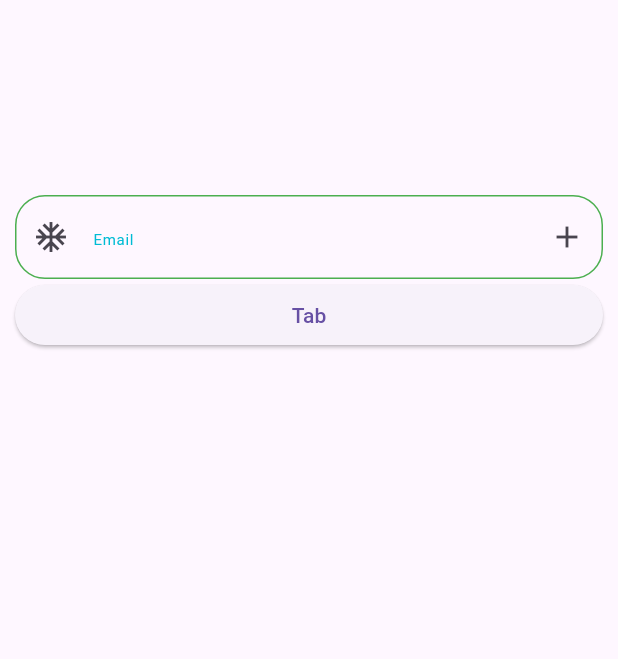
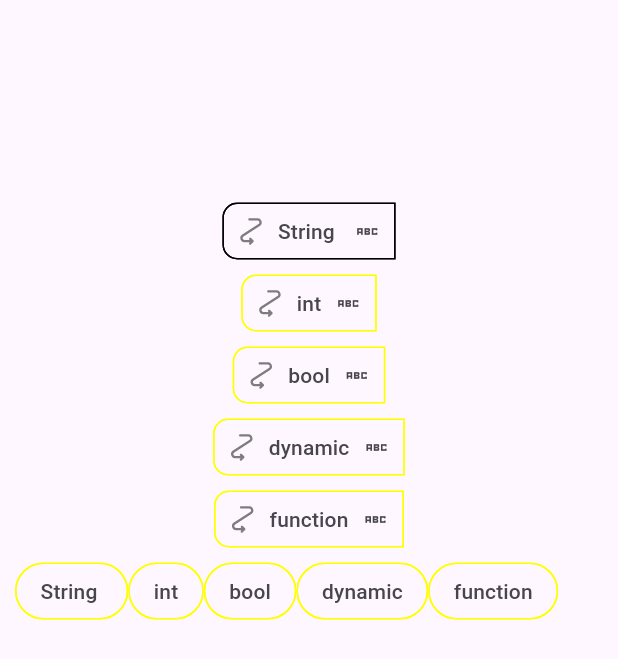
Before and after one commit to Mehrankhan-METRA-RGB/QuickUI, a Flutter app: the screen it shows after launch, on a phone screen of 412 x 824 dp. Shown: the top 659 px of the screen. Run offline on Flutter 3.47's test engine with Material 3 defaults, Android fonts, the phone set to English and light mode, and no system bars; our stand-ins replace cached_network_image, flutter_svg.

Commit message:
Quick Chip added

```diff
--- a/quick_ui/example/lib/main.dart
+++ b/quick_ui/example/lib/main.dart
@@ -14,11 +14,11 @@ class MyApp extends StatelessWidget {
     return MaterialApp(
       title: 'QUICK UI',
       theme: ThemeData(
-        inputDecorationTheme:  InputDecorationTheme(
+        cardColor: Colors.green,
+        inputDecorationTheme: InputDecorationTheme(
             enabledBorder: OutlineInputBorder(
           borderRadius: BorderRadius.circular(10),
-          )
-        ),
+        )),
         useMaterial3: true,
       ),
       home: const Example(),
@@ -34,11 +34,13 @@ class Example extends StatefulWidget {
 }
 
 class _ExampleState extends State<Example> {
-
-
-  FocusNode focusNode  = FocusNode();
+  FocusNode focusNode = FocusNode();
 
   final GlobalKey<FormState> _formKey = GlobalKey<FormState>();
+
+  List<String> listOfChip = ['String ', 'int', 'bool', 'dynamic', 'function'];
+
+  int activeIndex = 0;
 
 
 
@@ -49,39 +51,66 @@ class _ExampleState extends State<Example> {
         key: _formKey,
         child: ListView(
           padding: const EdgeInsets.symmetric(horizontal: 10),
-          children:   [
-           const SizedBox(height: 130,),
-            InputFields(
-              validator: (value) {
-                if(value!.isEmpty){
-                  return 'Required Filed';
-                }
-                return null;
+          children: [
+            const SizedBox(
+              height: 130,
+            ),
+            for (int i = 0; i < listOfChip.length; i++)
+              QuickChip(
+                avatar: 'assets/icon.svg',
+                borderColor: i == activeIndex?Colors.black:Colors.yellowAccent,
+                // backgroundColor: i == activeIndex? Colors.green:Colors.transparent,
+                onTap: () {
+                  activeIndex = i;
+                  setState(() {
+
+                  });
                 },
-              unFocusedColor: Colors.yellow,
-              borderColor: Colors.green,
-              // validationText: 'Email Is Required',
-              label: const Text('label'),
-              focusNode:focusNode,
-              border:  OutlineInputBorder(
-                borderSide: const BorderSide(color: Colors.red),
-                borderRadius: BorderRadius.circular(20),
+                onDeleted: () {
+                  listOfChip.remove(listOfChip[i]);
+                  setState(() {
+
+                  });
+                },
+                deleteIcon:Icon(Icons.abc_sharp),
+                label: listOfChip[i],
+                shape: const RoundedRectangleBorder(
+                  borderRadius: BorderRadius.only(topLeft: Radius.circular(10),bottomLeft: Radius.circular(10)),
+                  side: BorderSide(color: Colors.transparent),
                 ),
-              hintText: 'Email',
-              suffixIcon: const Icon(Icons.add),
-              prefixIcon: Icons.ac_unit_sharp,
-              textStyle: const TextStyle(
-                fontSize: 10,
-                fontWeight: FontWeight.w400,
-                color: Colors.cyan,
-              ),
-            ),
-            ElevatedButton(onPressed: () {
-              if(_formKey.currentState!.validate()){
 
-              }
 
-            }, child: const Center(child: Text('Tab')))
+                // InputFields(
+                //   validator: (value) {
+                //     if(value!.isEmpty){
+                //       return 'Required Filed';
+                //     }
+                //     return null;
+                //   },
+                //   unFocusedColor: Colors.yellow,
+                //   borderColor: Colors.green,
+                //   // validationText: 'Email Is Required',
+                //   label: const Text('label'),
+                //   focusNode:focusNode,
+                //   border:  OutlineInputBorder(
+                //     borderSide: const BorderSide(color: Colors.red),
+                //     borderRadius: BorderRadius.circular(20),
+                //   ),
+                //   hintText: 'Email',
+                //   suffixIcon: const Icon(Icons.add),
+                //   prefixIcon: Icons.ac_unit_sharp,
+                //   textStyle: const TextStyle(
+                //     fontSize: 10,
+                //     fontWeight: FontWeight.w400,
+                //     color: Colors.cyan,
+                //   ),
+                // ),
+                // ElevatedButton(onPressed: () {
+                //   if(_formKey.currentState!.validate()){
+                //
+                //   }
+                //
+                // }, child: const Center(child: Text('Tab')))
 
                 // SimpleBottomBar(
                 //   items: [
@@ -109,6 +138,84 @@ class _ExampleState extends State<Example> {
                 //   ],
                 //   onChange: (int index) {},
                 // )
+              ),
+
+            Wrap(
+              children: listOfChip.map((e) {
+                return QuickChip(
+                  borderColor:  Colors.yellowAccent,
+                  backgroundColor: Colors.transparent,
+                  deleteIcon: const Icon(
+                    Icons.ac_unit_sharp,
+                    color: Colors.black,
+                    size: 10,
+                  ),
+                  label: e,
+                  shape: RoundedRectangleBorder(
+                    borderRadius: BorderRadius.circular(30),
+                    side: const BorderSide(color: Colors.transparent),
+                  ),
+                  // InputFields(
+                  //   validator: (value) {
+                  //     if(value!.isEmpty){
+                  //       return 'Required Filed';
+                  //     }
+                  //     return null;
+                  //   },
+                  //   unFocusedColor: Colors.yellow,
+                  //   borderColor: Colors.green,
+                  //   // validationText: 'Email Is Required',
+                  //   label: const Text('label'),
+                  //   focusNode:focusNode,
+                  //   border:  OutlineInputBorder(
+                  //     borderSide: const BorderSide(color: Colors.red),
+                  //     borderRadius: BorderRadius.circular(20),
+                  //   ),
+                  //   hintText: 'Email',
+                  //   suffixIcon: const Icon(Icons.add),
+                  //   prefixIcon: Icons.ac_unit_sharp,
+                  //   textStyle: const TextStyle(
+                  //     fontSize: 10,
+                  //     fontWeight: FontWeight.w400,
+                  //     color: Colors.cyan,
+                  //   ),
+                  // ),
+                  // ElevatedButton(onPressed: () {
+                  //   if(_formKey.currentState!.validate()){
+                  //
+                  //   }
+                  //
+                  // }, child: const Center(child: Text('Tab')))
+
+                  // SimpleBottomBar(
+                  //   items: [
+                  //     BarItem(
+                  //       icon: Icons.add,
+                  //       activeIcon: Icons.access_time,
+                  //       index: 0,
+                  //       selectedIndex: 0,
+                  //       onTap: (int index) {},
+                  //     ),
+                  //     BarItem(
+                  //       icon: Icons.ac_unit,
+                  //       activeIcon: Icons.access_time_filled,
+                  //       index: 0,
+                  //       selectedIndex: 0,
+                  //       onTap: (int index) {},
+                  //     ),
+                  //     BarItem(
+                  //       icon: Icons.add_chart,
+                  //       activeIcon: Icons.add_chart,
+                  //       index: 0,
+                  //       selectedIndex: 0,
+                  //       onTap: (int index) {},
+                  //     ),
+                  //   ],
+                  //   onChange: (int index) {},
+                  // )
+                );
+              }).toList(),
+            )
           ],
         ),
       ),
--- /dev/null
+++ b/quick_ui/lib/Widgets/Chips/quick_chip.dart
@@ -0,0 +1,89 @@
+import 'package:flutter/material.dart';
+import 'package:quick_ui/Widgets/Images/quick_image.dart';
+
+class QuickChip<T> extends StatefulWidget {
+  const QuickChip({
+    super.key,
+    this.onTap,
+    this.label,
+    this.borderColor,
+    this.shape,
+    this.borderSide,
+    this.labelStyle,
+    this.padding,
+    this.deleteIcon,
+    this.onDeleted,
+    this.backgroundColor,
+    this.shadowColor,
+    this.elevation,
+    this.avatar,
+  });
+
+  final void Function()? onTap;
+  final String? label;
+  final Color? borderColor;
+  final T? avatar;
+  final Color? shadowColor;
+  final OutlinedBorder? shape;
+  final BorderSide? borderSide;
+  final TextStyle? labelStyle;
+  final EdgeInsets? padding;
+  final T? deleteIcon;
+  final void Function()? onDeleted;
+  final Color? backgroundColor;
+  final double? elevation;
+
+  @override
+  State<QuickChip> createState() => _QuickChipState();
+}
+
+class _QuickChipState extends State<QuickChip> {
+  @override
+  Widget build(BuildContext context) {
+    return widget.onTap != null
+        ? InkWell(onTap: widget.onTap, child: _chipWidget())
+        : _chipWidget();
+  }
+
+  _chipWidget() {
+    return Chip(
+      avatar: widget.avatar != null
+          ? widget.avatar is IconData
+              ? Icon(widget.avatar as IconData)
+              : widget.avatar is String
+                  ? QuickImage(
+                      url: widget.avatar,
+                    )
+                  : widget.avatar
+          : null,
+      shadowColor:
+          widget.shadowColor ?? Theme.of(context).chipTheme.shadowColor,
+      onDeleted: widget.onDeleted,
+      labelStyle: widget.labelStyle ?? Theme.of(context).chipTheme.labelStyle,
+      padding: widget.padding ?? Theme.of(context).chipTheme.padding,
+      deleteIcon: widget.deleteIcon != null
+          ? widget.deleteIcon is IconData
+              ? Icon(widget.deleteIcon as IconData)
+              : widget.deleteIcon is String
+                  ? QuickImage(
+                      url: widget.deleteIcon,
+                    )
+                  : widget.deleteIcon
+          : null,
+      label: Text(
+        widget.label ?? "",
+        style: widget.labelStyle ?? Theme.of(context).chipTheme.labelStyle,
+      ),
+      elevation: widget.elevation ?? Theme.of(context).chipTheme.elevation,
+      backgroundColor:
+          widget.backgroundColor ?? Theme.of(context).chipTheme.backgroundColor,
+      shape: widget.shape?.copyWith(
+          side: BorderSide(color: widget.borderColor ?? Colors.transparent)),
+    );
+  }
+
+  TextStyle? style(BuildContext context, Color color) => Theme.of(context)
+      .textTheme
+      .displaySmall
+      ?.copyWith(fontWeight: FontWeight.normal, color: color);
+}
--- a/quick_ui/lib/quick_ui.dart
+++ b/quick_ui/lib/quick_ui.dart
@@ -3,3 +3,4 @@ library quick_ui;
 export 'Widgets/Bars/simple_bottom_bar.dart';
 export 'Widgets/Images/quick_image.dart';
 export 'Widgets/InputFields/input_field.dart';
+export 'Widgets/Chips/quick_chip.dart';
```
Lines whose indentation alone changed are shown as unchanged.
